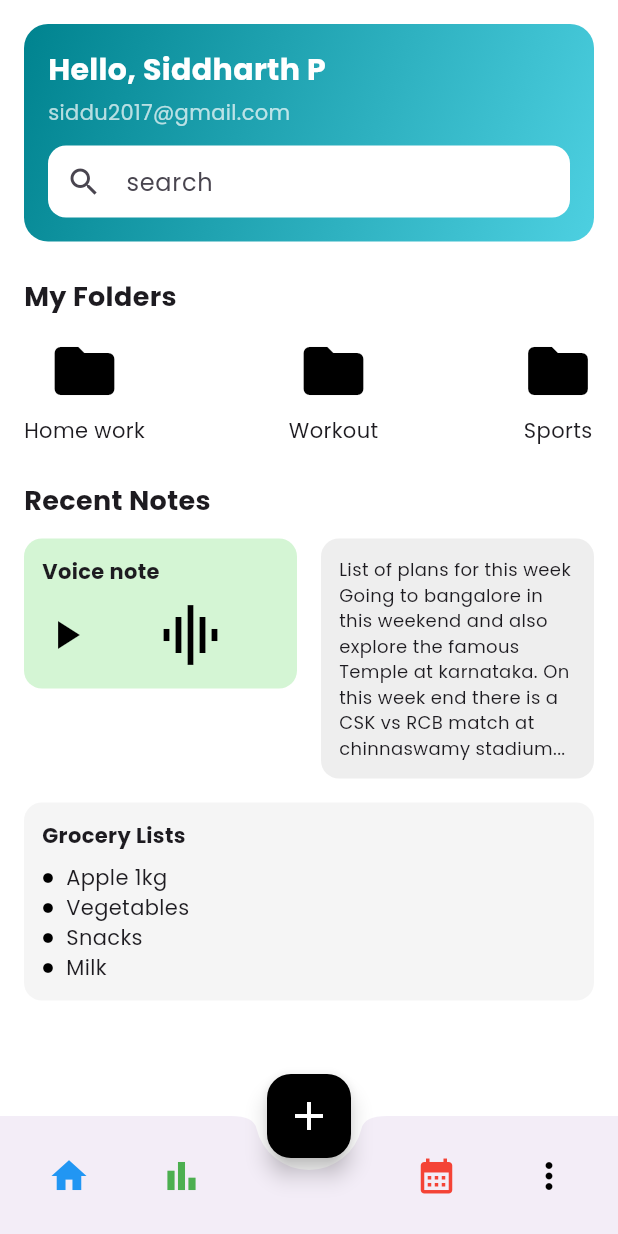
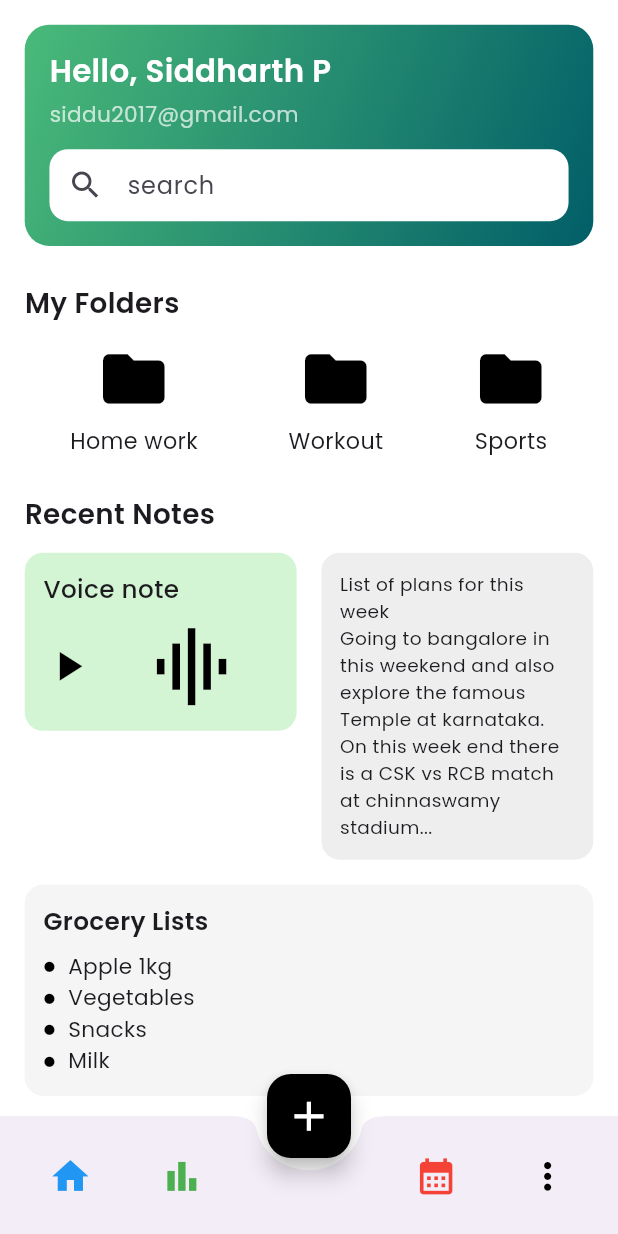
Before and after one commit to Balaji2327/Notes, a Flutter app: the HomeScreen screen opened directly, on a phone screen of 412 x 824 dp. Run offline on Flutter 3.47's test engine with Material 3 defaults, Android fonts, the phone set to English and light mode, and no system bars.

Commit message:
HomeScreenIcon updated

```diff
--- a/lib/homeScreen.dart
+++ b/lib/homeScreen.dart
@@ -5,34 +5,41 @@ class HomeScreen extends StatelessWidget {
 
   @override
   Widget build(BuildContext context) {
+    final size = MediaQuery.of(context).size; // Screen size
+    final height = size.height;
+    final width = size.width;
+
     return Scaffold(
       backgroundColor: Colors.white,
       floatingActionButton: FloatingActionButton(
         onPressed: () {},
         backgroundColor: Colors.black,
-        child: const Icon(Icons.add, color: Colors.white, size: 32),
+        child: Icon(Icons.add, color: Colors.white, size: width * 0.08),
       ),
       floatingActionButtonLocation: FloatingActionButtonLocation.centerDocked,
       bottomNavigationBar: BottomAppBar(
         shape: const CircularNotchedRectangle(),
-        notchMargin: 8,
+        notchMargin: width * 0.02,
         child: Padding(
-          padding: const EdgeInsets.symmetric(horizontal: 16.0, vertical: 8),
+          padding: EdgeInsets.symmetric(
+            horizontal: width * 0.04,
+            vertical: height * 0.01,
+          ),
           child: Row(
             mainAxisAlignment: MainAxisAlignment.spaceBetween,
-            children: const [
-              Icon(Icons.home, color: Colors.blue, size: 28),
-              Icon(Icons.bar_chart, color: Colors.green, size: 28),
-              SizedBox(width: 48), // gap for FAB
-              Icon(Icons.calendar_month, color: Colors.red, size: 28),
-              Icon(Icons.more_vert, color: Colors.black, size: 28),
+            children: [
+              Icon(Icons.home, color: Colors.blue, size: width * 0.07),
+              Icon(Icons.bar_chart, color: Colors.green, size: width * 0.07),
+              SizedBox(width: width * 0.12), // gap for FAB
+              Icon(Icons.calendar_month, color: Colors.red, size: width * 0.07),
+              Icon(Icons.more_vert, color: Colors.black, size: width * 0.07),
             ],
           ),
         ),
       ),
       body: SafeArea(
         child: SingleChildScrollView(
-          padding: const EdgeInsets.all(16),
+          padding: EdgeInsets.all(width * 0.04),
           child: Column(
             crossAxisAlignment: CrossAxisAlignment.start,
             children: [
@@ -40,66 +47,94 @@ class HomeScreen extends StatelessWidget {
               Container(
                 decoration: BoxDecoration(
                   gradient: const LinearGradient(
-                    colors: [Color(0xFF00838F), Color(0xFF4DD0E1)],
+                    colors: [
+                      Color.fromARGB(255, 74, 186, 121),
+                      Color.fromARGB(255, 1, 94, 104),
+                    ],
                     begin: Alignment.topLeft,
                     end: Alignment.bottomRight,
                   ),
-                  borderRadius: BorderRadius.circular(16),
+                  borderRadius: BorderRadius.circular(width * 0.04),
                 ),
-                padding: const EdgeInsets.all(16),
+                padding: EdgeInsets.all(width * 0.04),
                 child: Column(
                   crossAxisAlignment: CrossAxisAlignment.start,
                   children: [
-                    const Text(
+                    Text(
                       "Hello, Siddharth P",
                       style: TextStyle(
-                        fontSize: 20,
-                        fontWeight: FontWeight.bold,
+                        fontSize: width * 0.05,
+                        fontWeight: FontWeight.w600,
                         color: Colors.white,
                       ),
                     ),
-                    const SizedBox(height: 4),
-                    const Text(
+                    SizedBox(height: height * 0.005),
+                    Text(
                       "siddu2017@gmail.com",
-                      style: TextStyle(color: Colors.white70),
+                      style: TextStyle(
+                        color: Colors.white70,
+                        fontSize: width * 0.035,
+                      ),
                     ),
-                    const SizedBox(height: 12),
+                    SizedBox(height: height * 0.015),
                     TextField(
                       decoration: InputDecoration(
                         filled: true,
                         fillColor: Colors.white,
                         hintText: "search",
                         prefixIcon: const Icon(Icons.search),
-                        contentPadding: const EdgeInsets.all(0),
+                        contentPadding: EdgeInsets.zero,
                         border: OutlineInputBorder(
-                          borderRadius: BorderRadius.circular(12),
+                          borderRadius: BorderRadius.circular(width * 0.03),
                           borderSide: BorderSide.none,
                         ),
                       ),
-                    )
+                    ),
                   ],
                 ),
               ),
-              const SizedBox(height: 24),
+              SizedBox(height: height * 0.03),
 
               // My Folders
-              const Text("My Folders",
-                  style: TextStyle(fontSize: 18, fontWeight: FontWeight.bold)),
-              const SizedBox(height: 12),
+              Text(
+                "My Folders",
+                style: TextStyle(
+                  fontSize: width * 0.045,
+                  fontWeight: FontWeight.w600,
+                ),
+              ),
+              SizedBox(height: height * 0.015),
               Row(
-                mainAxisAlignment: MainAxisAlignment.spaceBetween,
-                children: const [
-                  _FolderItem(icon: Icons.folder, label: "Home work"),
-                  _FolderItem(icon: Icons.folder, label: "Workout"),
-                  _FolderItem(icon: Icons.folder, label: "Sports"),
+                mainAxisAlignment: MainAxisAlignment.spaceAround,
+                children: [
+                  _FolderItem(
+                    icon: Icons.folder,
+                    label: "Home work",
+                    size: width * 0.12,
+                  ),
+                  _FolderItem(
+                    icon: Icons.folder,
+                    label: "Workout",
+                    size: width * 0.12,
+                  ),
+                  _FolderItem(
+                    icon: Icons.folder,
+                    label: "Sports",
+                    size: width * 0.12,
+                  ),
                 ],
               ),
-              const SizedBox(height: 24),
+              SizedBox(height: height * 0.03),
 
               // Recent Notes
-              const Text("Recent Notes",
-                  style: TextStyle(fontSize: 18, fontWeight: FontWeight.bold)),
-              const SizedBox(height: 12),
+              Text(
+                "Recent Notes",
+                style: TextStyle(
+                  fontSize: width * 0.045,
+                  fontWeight: FontWeight.w600,
+                ),
+              ),
+              SizedBox(height: height * 0.015),
 
               Row(
                 crossAxisAlignment: CrossAxisAlignment.start,
@@ -107,27 +142,38 @@ class HomeScreen extends StatelessWidget {
                   // Voice Note Card
                   Expanded(
                     child: Container(
-                      padding: const EdgeInsets.all(12),
-                      margin: const EdgeInsets.only(right: 8),
+                      padding: EdgeInsets.all(width * 0.03),
+                      margin: EdgeInsets.only(right: width * 0.02),
                       decoration: BoxDecoration(
                         color: const Color(0xFFD4F5D4),
-                        borderRadius: BorderRadius.circular(12),
+                        borderRadius: BorderRadius.circular(width * 0.03),
                       ),
                       child: Column(
                         crossAxisAlignment: CrossAxisAlignment.start,
                         children: [
-                          const Text("Voice note",
-                              style: TextStyle(fontWeight: FontWeight.bold)),
-                          const SizedBox(height: 8),
+                          Text(
+                            "Voice note",
+                            style: TextStyle(
+                              fontWeight: FontWeight.w500,
+                              fontSize: width * 0.04,
+                            ),
+                          ),
+                          SizedBox(height: height * 0.01),
                           Row(
-                            children: const [
-                              Icon(Icons.play_arrow,
-                                  size: 32, color: Colors.black),
-                              SizedBox(width: 8),
+                            children: [
+                              Icon(
+                                Icons.play_arrow,
+                                size: width * 0.08,
+                                color: Colors.black,
+                              ),
+                              SizedBox(width: width * 0.02),
                               Expanded(
-                                child: Icon(Icons.multitrack_audio,
-                                    size: 48, color: Colors.black),
-                              )
+                                child: Icon(
+                                  Icons.multitrack_audio,
+                                  size: width * 0.15,
+                                  color: Colors.black,
+                                ),
+                              ),
                             ],
                           ),
                         ],
@@ -138,17 +184,17 @@ class HomeScreen extends StatelessWidget {
                   // List of plans Card
                   Expanded(
                     child: Container(
-                      padding: const EdgeInsets.all(12),
-                      margin: const EdgeInsets.only(left: 8),
+                      padding: EdgeInsets.all(width * 0.03),
+                      margin: EdgeInsets.only(left: width * 0.02),
                       decoration: BoxDecoration(
                         color: Colors.grey.shade200,
-                        borderRadius: BorderRadius.circular(12),
+                        borderRadius: BorderRadius.circular(width * 0.03),
                       ),
-                      child: const Text(
+                      child: Text(
                         "List of plans for this week\n"
                         "Going to bangalore in this weekend and also explore the famous Temple at karnataka. "
                         "On this week end there is a CSK vs RCB match at chinnaswamy stadium...",
-                        style: TextStyle(fontSize: 12),
+                        style: TextStyle(fontSize: width * 0.03),
                         maxLines: 10,
                         overflow: TextOverflow.ellipsis,
                       ),
@@ -156,28 +202,33 @@ class HomeScreen extends StatelessWidget {
                   ),
                 ],
               ),
-              const SizedBox(height: 16),
+              SizedBox(height: height * 0.02),
 
               // Grocery List
               Container(
-                padding: const EdgeInsets.all(12),
+                padding: EdgeInsets.all(width * 0.03),
                 decoration: BoxDecoration(
                   color: Colors.grey.shade100,
-                  borderRadius: BorderRadius.circular(12),
+                  borderRadius: BorderRadius.circular(width * 0.03),
                 ),
                 child: Column(
                   crossAxisAlignment: CrossAxisAlignment.start,
-                  children: const [
-                    Text("Grocery Lists",
-                        style: TextStyle(fontWeight: FontWeight.bold)),
-                    SizedBox(height: 8),
-                    _BulletText(text: "Apple 1kg"),
-                    _BulletText(text: "Vegetables"),
-                    _BulletText(text: "Snacks"),
-                    _BulletText(text: "Milk"),
+                  children: [
+                    Text(
+                      "Grocery Lists",
+                      style: TextStyle(
+                        fontWeight: FontWeight.w600,
+                        fontSize: width * 0.04,
+                      ),
+                    ),
+                    SizedBox(height: height * 0.01),
+                    const _BulletText(text: "Apple 1kg"),
+                    const _BulletText(text: "Vegetables"),
+                    const _BulletText(text: "Snacks"),
+                    const _BulletText(text: "Milk"),
                   ],
                 ),
-              )
+              ),
             ],
           ),
         ),
@@ -189,15 +240,16 @@ class HomeScreen extends StatelessWidget {
 class _FolderItem extends StatelessWidget {
   final IconData icon;
   final String label;
-  const _FolderItem({required this.icon, required this.label});
+  final double size;
+  const _FolderItem({required this.icon, required this.label, this.size = 48});
 
   @override
   Widget build(BuildContext context) {
     return Column(
       children: [
-        Icon(icon, size: 48, color: Colors.black),
-        const SizedBox(height: 6),
-        Text(label),
+        Icon(icon, size: size, color: const Color.fromARGB(255, 0, 0, 0)),
+        SizedBox(height: size * 0.12),
+        Text(label, style: TextStyle(fontSize: size * 0.3)),
       ],
     );
   }
@@ -209,11 +261,12 @@ class _BulletText extends StatelessWidget {
 
   @override
   Widget build(BuildContext context) {
+    final width = MediaQuery.of(context).size.width;
     return Row(
       children: [
-        const Icon(Icons.circle, size: 8, color: Colors.black),
-        const SizedBox(width: 8),
-        Text(text),
+        Icon(Icons.circle, size: width * 0.02, color: Colors.black),
+        SizedBox(width: width * 0.02),
+        Text(text, style: TextStyle(fontSize: width * 0.035)),
       ],
     );
   }
--- a/lib/main.dart
+++ b/lib/main.dart
@@ -13,7 +13,9 @@ class MainApp extends StatelessWidget {
   Widget build(BuildContext context) {
     return MaterialApp(
       debugShowCheckedModeBanner: false,
-      theme: ThemeData(fontFamily: 'Poppins'
+      theme: ThemeData(
+        useMaterial3: true,
+        fontFamily: 'Poppins'
       ),
       home: const OnboardingScreen(),
     );
--- a/pubspec.yaml
+++ b/pubspec.yaml
@@ -17,6 +17,7 @@ dev_dependencies:
   flutter_lints: ^5.0.0
 
 flutter:
+  uses-material-design: true
   fonts:
     - family: Poppins
       fonts:
```
